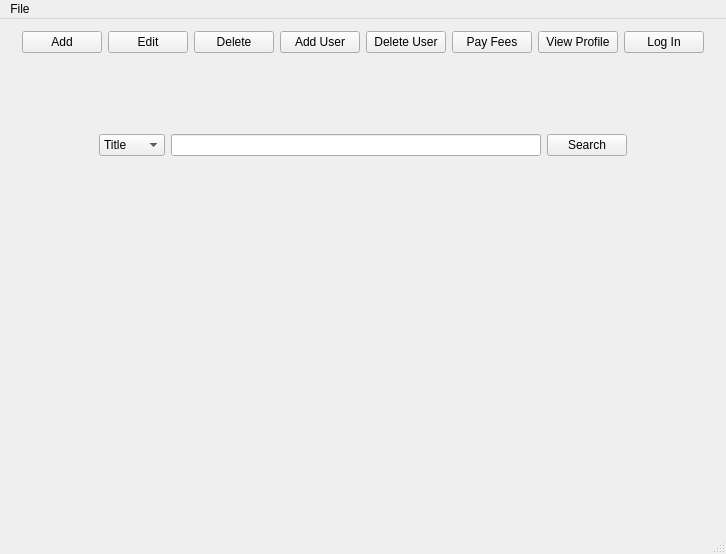
This is mainwindow.ui in zoedmora/Library as Qt 5 draws it before an edit. The edited form follows.
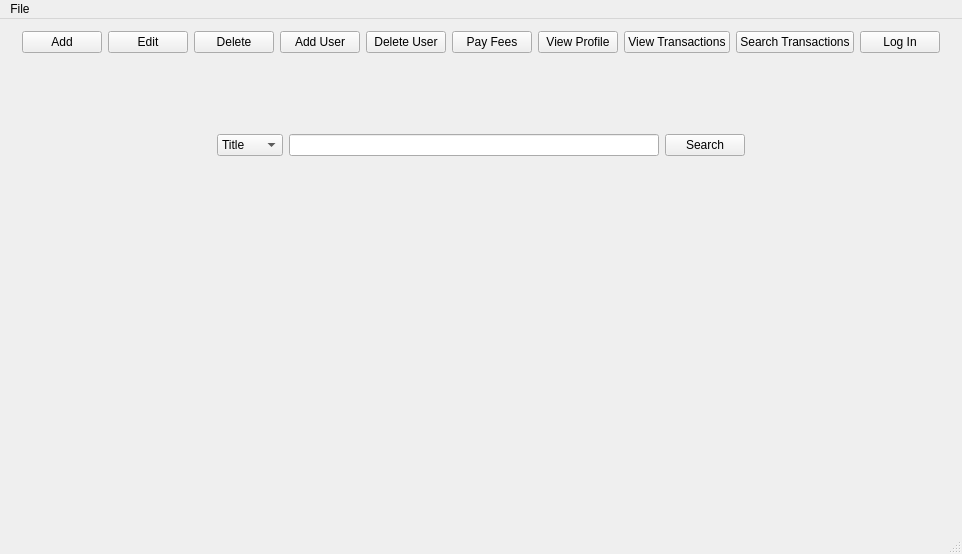
This is the edited form.

Commit message: View and Search transaction functionalities

The edit to the form file:
```diff
--- a/mainwindow.ui
+++ b/mainwindow.ui
@@ -6,7 +6,7 @@
    <rect>
     <x>0</x>
     <y>0</y>
-    <width>713</width>
+    <width>780</width>
     <height>554</height>
    </rect>
   </property>
@@ -97,6 +97,20 @@
          </property>
         </widget>
        </item>
+       <item>
+        <widget class="QPushButton" name="viewTransactionsButton">
+         <property name="text">
+          <string>View Transactions</string>
+         </property>
+        </widget>
+       </item>
+       <item>
+        <widget class="QPushButton" name="searchTransactionsButton">
+         <property name="text">
+          <string>Search Transactions</string>
+         </property>
+        </widget>
+       </item>
        <item>
         <spacer name="horizontalSpacer">
          <property name="orientation">
@@ -289,8 +303,8 @@
     <rect>
      <x>0</x>
      <y>0</y>
-     <width>713</width>
-     <height>22</height>
+     <width>780</width>
+     <height>17</height>
     </rect>
    </property>
    <widget class="QMenu" name="menuFile">
```
The commit also changes 23 other files.
